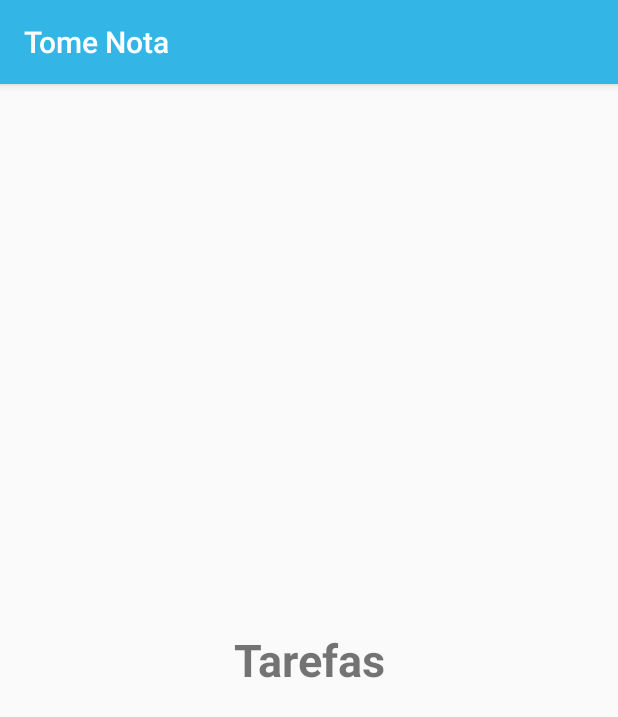
After one commit to FerreirinhaJean/tome-nota, an Android app: the fragment TarefasFragment shown on its own in the app's theme, on a phone screen of 412 x 824 dp. The commit adds this screen. Shown: the top 717 px of the screen. Run offline under Robolectric (Android 15) with nearby library versions, the phone set to English and light mode, and no system bars.

Commit message:
TabsLayout criado

```diff
--- a/app/build.gradle
+++ b/app/build.gradle
@@ -29,8 +29,11 @@
     implementation 'androidx.appcompat:appcompat:1.1.0'
     implementation 'androidx.constraintlayout:constraintlayout:1.1.3'
     implementation 'com.google.android.material:material:1.1.0'
+    implementation 'androidx.legacy:legacy-support-v4:1.0.0'
     testImplementation 'junit:junit:4.12'
     androidTestImplementation 'androidx.test.ext:junit:1.1.1'
     androidTestImplementation 'androidx.test.espresso:espresso-core:3.2.0'
     implementation 'com.heinrichreimersoftware:material-intro:2.0.0'
+    implementation 'com.ogaclejapan.smarttablayout:library:2.0.0@aar'
+    implementation 'com.ogaclejapan.smarttablayout:utils-v4:2.0.0@aar'
 }
--- a/app/src/main/AndroidManifest.xml
+++ b/app/src/main/AndroidManifest.xml
@@ -10,11 +10,11 @@
         android:supportsRtl="true"
         android:theme="@style/AppTheme">
         <activity
-            android:name=".controller.PrincipalActivity"
+            android:name=".controller.activity.PrincipalActivity"
             android:label="@string/title_activity_principal"
             android:theme="@style/AppTheme.NoActionBar"></activity>
         <activity
-            android:name=".controller.SplashScreenActivity"
+            android:name=".controller.activity.SplashScreenActivity"
             android:theme="@style/splashScreenTheme">
             <intent-filter>
                 <action android:name="android.intent.action.MAIN" />
--- a/app/src/main/java/com/takenote/tomenota/MainActivity.java
+++ b/app/src/main/java/com/takenote/tomenota/MainActivity.java
@@ -1,6 +1,4 @@
 package com.takenote.tomenota;
-
-import androidx.appcompat.app.AppCompatActivity;
 
 import android.content.Intent;
 import android.os.Bundle;
@@ -8,7 +6,7 @@
 
 import com.heinrichreimersoftware.materialintro.app.IntroActivity;
 import com.heinrichreimersoftware.materialintro.slide.FragmentSlide;
-import com.takenote.tomenota.controller.PrincipalActivity;
+import com.takenote.tomenota.controller.activity.PrincipalActivity;
 
 public class MainActivity extends IntroActivity {
 
--- a/app/src/main/java/com/takenote/tomenota/controller/SplashScreenActivity.java
+++ b/app/src/main/java/com/takenote/tomenota/controller/activity/SplashScreenActivity.java
@@ -1,4 +1,4 @@
-package com.takenote.tomenota.controller;
+package com.takenote.tomenota.controller.activity;
 
 import androidx.appcompat.app.AppCompatActivity;
 
--- /dev/null
+++ b/app/src/main/java/com/takenote/tomenota/controller/fragment/TarefasFragment.java
@@ -0,0 +1,32 @@
+package com.takenote.tomenota.controller.fragment;
+
+
+import android.os.Bundle;
+
+import androidx.fragment.app.Fragment;
+
+import android.view.LayoutInflater;
+import android.view.View;
+import android.view.ViewGroup;
+
+import com.takenote.tomenota.R;
+
+/**
+ * A simple {@link Fragment} subclass.
+ */
+public class TarefasFragment extends Fragment {
+
+
+    public TarefasFragment() {
+        // Required empty public constructor
+    }
+
+
+    @Override
+    public View onCreateView(LayoutInflater inflater, ViewGroup container,
+                             Bundle savedInstanceState) {
+        // Inflate the layout for this fragment
+        return inflater.inflate(R.layout.fragment_tarefas, container, false);
+    }
+
+}
--- a/app/src/main/res/layout/activity_principal.xml
+++ b/app/src/main/res/layout/activity_principal.xml
@@ -4,12 +4,13 @@
     xmlns:tools="http://schemas.android.com/tools"
     android:layout_width="match_parent"
     android:layout_height="match_parent"
-    tools:context=".controller.PrincipalActivity">
+    tools:context=".controller.activity.PrincipalActivity">
 
     <com.google.android.material.appbar.AppBarLayout
         android:layout_width="match_parent"
         android:layout_height="wrap_content"
-        android:theme="@style/AppTheme.AppBarOverlay">
+        android:theme="@style/AppTheme.AppBarOverlay"
+        app:elevation="0dp">
 
         <androidx.appcompat.widget.Toolbar
             android:id="@+id/toolbar"
--- a/app/src/main/res/layout/activity_splash_screen.xml
+++ b/app/src/main/res/layout/activity_splash_screen.xml
@@ -5,7 +5,7 @@
     android:layout_width="match_parent"
     android:layout_height="match_parent"
     android:background="@android:color/holo_blue_light"
-    tools:context=".controller.SplashScreenActivity">
+    tools:context=".controller.activity.SplashScreenActivity">
 
     <ImageView
         android:id="@+id/imageView3"
--- /dev/null
+++ b/app/src/main/res/layout/fragment_tarefas.xml
@@ -0,0 +1,17 @@
+<?xml version="1.0" encoding="utf-8"?>
+<FrameLayout xmlns:android="http://schemas.android.com/apk/res/android"
+    xmlns:tools="http://schemas.android.com/tools"
+    android:layout_width="match_parent"
+    android:layout_height="match_parent"
+    tools:context=".controller.fragment.TarefasFragment">
+
+    <!-- TODO: Update blank fragment layout -->
+    <TextView
+        android:layout_width="match_parent"
+        android:layout_height="match_parent"
+        android:gravity="center"
+        android:text="Tarefas"
+        android:textSize="30sp"
+        android:textStyle="bold" />
+
+</FrameLayout>
--- a/app/src/main/res/values/strings.xml
+++ b/app/src/main/res/values/strings.xml
@@ -3,4 +3,7 @@
     <string name="txtIntro1">Criar e verificar tarefas a qualquer momento em qualquer lugar</string>
     <string name="title_activity_principal">PrincipalActivity</string>
     <string name="appName">Tome Nota!</string>
+
+    <!-- TODO: Remove or change this placeholder text -->
+    <string name="hello_blank_fragment">Hello blank fragment</string>
 </resources>
```
Also changed, not shown: app/src/main/java/com/takenote/tomenota/controller/PrincipalActivity.java (deleted, +0 -34 lines), app/src/main/java/com/takenote/tomenota/controller/activity/PrincipalActivity.java (added, +56 -0 lines), app/src/main/java/com/takenote/tomenota/controller/fragment/AnotacoesFragment.java (added, +32 -0 lines), app/src/main/res/layout/content_principal.xml (+45 -3 lines), app/src/main/res/layout/fragment_anotacoes.xml (added, +17 -0 lines), 1 other file.
